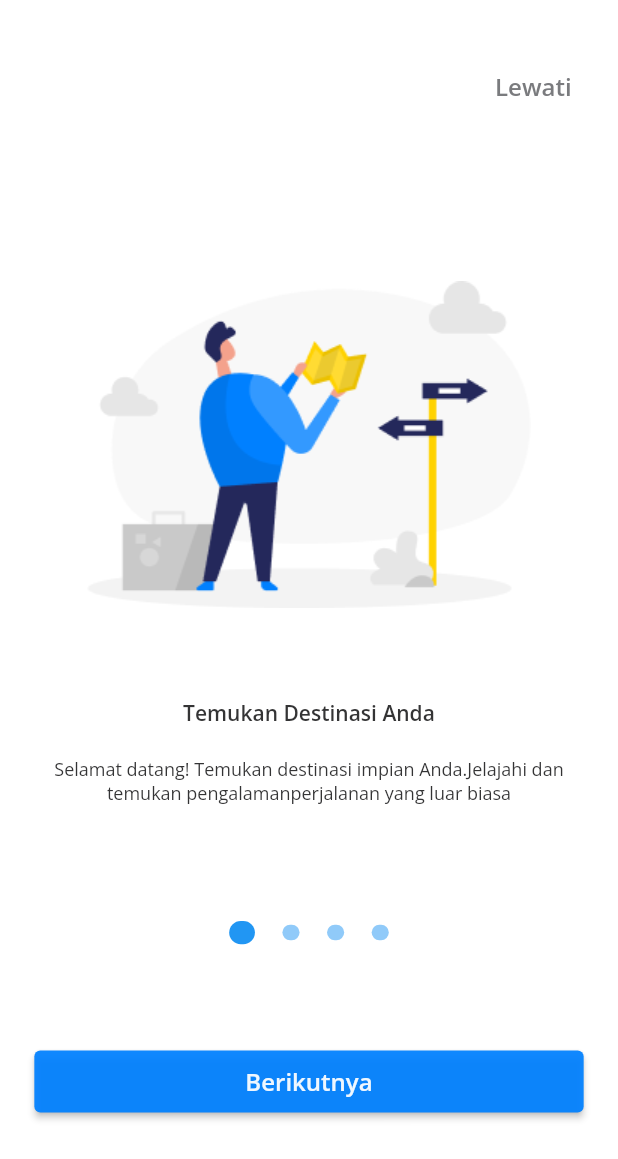
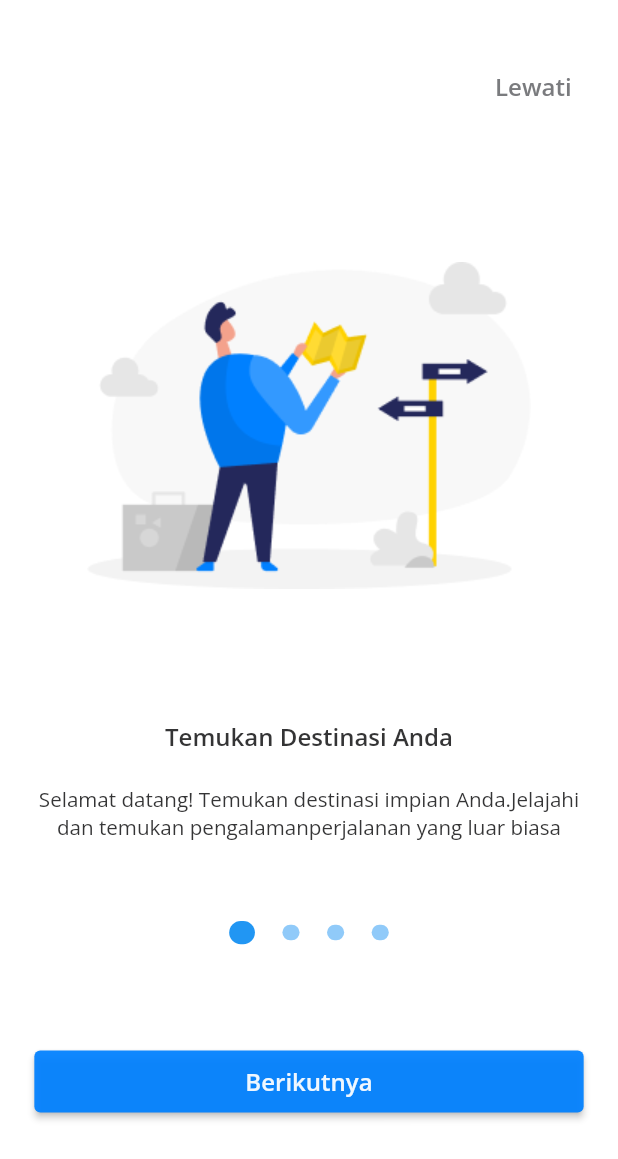
Before and after one commit to kanzulfkr/tripease, a Flutter app: the screen it shows after launch, on a phone screen of 412 x 824 dp. Shown: the top 1159 px of the screen. Run offline on Flutter 3.47's test engine with Material 2 defaults, Android fonts, the phone set to English and light mode, and no system bars; our stand-ins replace dio, email_validator, flutter_screenutil, flutter_svg, google_fonts, shared_preferences.

Commit message:
update screenUtil sliderPage

```diff
--- a/lib/onboard_feature/view/slide_page.dart
+++ b/lib/onboard_feature/view/slide_page.dart
@@ -1,4 +1,5 @@
 import 'package:flutter/material.dart';
+import 'package:flutter_screenutil/flutter_screenutil.dart';
 import 'package:google_fonts/google_fonts.dart';
 
 class SlidePage extends StatelessWidget {
@@ -8,35 +9,39 @@ class SlidePage extends StatelessWidget {
 
   const SlidePage(
       {super.key,
-      required this.title,
-      required this.description,
-      required this.image});
+        required this.title,
+        required this.description,
+        required this.image});
 
   @override
   Widget build(BuildContext context) {
     return Container(
-      padding: const EdgeInsets.only(left: 20, right: 20, top: 30, bottom: 130),
+      padding: EdgeInsets.only(
+          left: 20.sp, right: 20.sp, top: 30.sp, bottom: 130.sp),
       color: Colors.white,
       child: Column(mainAxisAlignment: MainAxisAlignment.center, children: [
-        Image.asset(image),
-        const SizedBox(
-          height: 60,
+        Image.asset(
+          image,
+          width: 320.w,
+        ),
+        SizedBox(
+          height: 60.h,
         ),
         Text(
           title,
           style: GoogleFonts.openSans(
-              fontSize: 14,
+              fontSize: 14.sp,
               fontWeight: FontWeight.w600,
               color: const Color(0xEE262627)),
           textAlign: TextAlign.center,
         ),
-        const SizedBox(
-          height: 20,
+        SizedBox(
+          height: 20.h,
         ),
         Text(
           description,
           style: GoogleFonts.openSans(
-              fontSize: 12,
+              fontSize: 12.sp,
               fontWeight: FontWeight.w400,
               color: const Color(0xEE262627)),
           textAlign: TextAlign.center,
```
